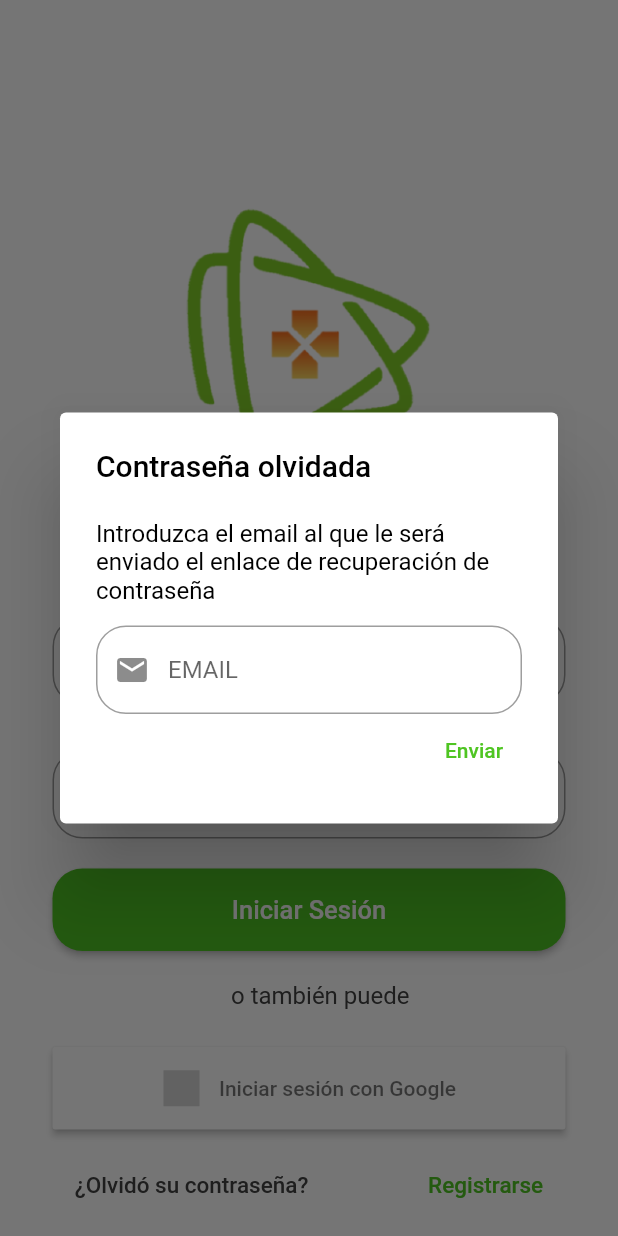
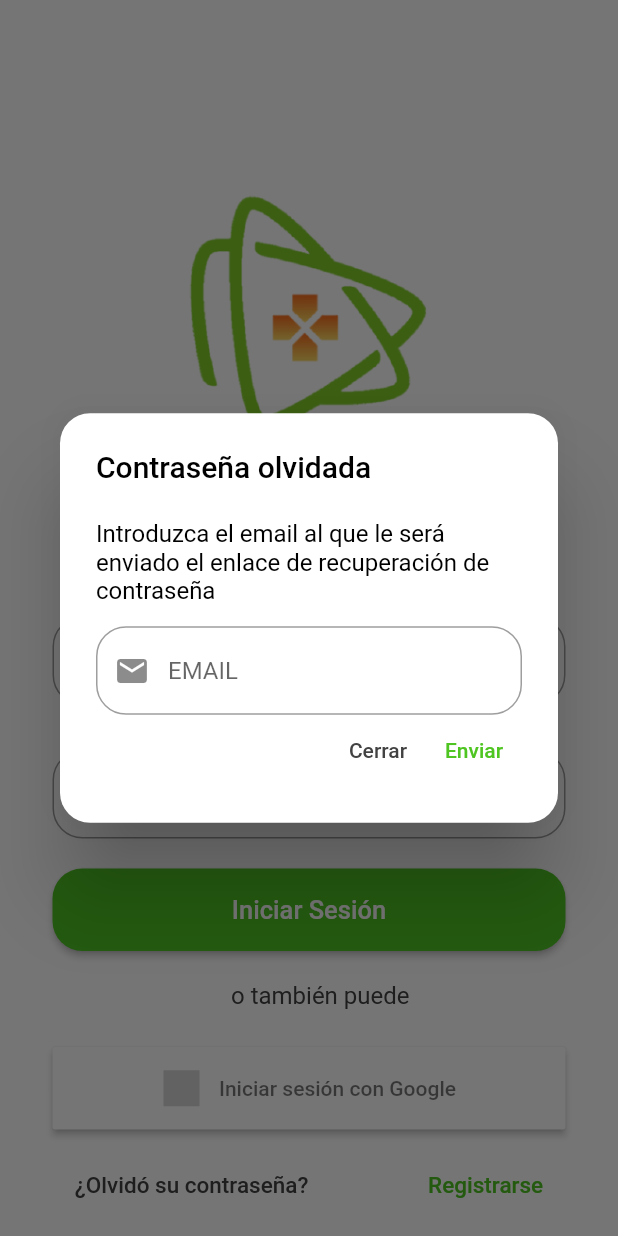
Before and after one commit to danielloroduran/SearchToPlay_TFG, a Flutter app: the LoginPage screen opened directly with empty values, after a tap on "¿Olvidó su contraseña?", on a phone screen of 412 x 824 dp. Run offline on Flutter 3.47's test engine with Material 2 defaults, Android fonts, the phone set to English and light mode, and no system bars; our stand-ins replace auto_size_text, cached_network_image, cloud_firestore, firebase_auth, firebase_core, firebase_storage and 14 more; missing offline and left inert: add_2_calendar, customtogglebuttons, expand_widget, igdb_client, translator; accounts and stored records are empty; project files that could hold a hidden picture were left out.

Commit message:
Fixed some animations

```diff
--- a/lib/secciones/login.dart
+++ b/lib/secciones/login.dart
@@ -8,6 +8,7 @@ import 'package:flutter_signin_button/button_view.dart';
 import 'package:fluttertoast/fluttertoast.dart';
 import 'package:hexcolor/hexcolor.dart';
 import 'package:flutter_signin_button/flutter_signin_button.dart';
+import 'package:flutter_screenutil/flutter_screenutil.dart';
 
 class LoginPage extends StatefulWidget{
 
@@ -20,7 +21,6 @@ class LoginPage extends StatefulWidget{
 
 class _LoginPageState extends State<LoginPage>{
 
-  final GlobalKey<FormState> _formKey = GlobalKey<FormState>();
   TextEditingController _emailController;
   TextEditingController _passwordController;
   User _user;
@@ -45,9 +45,8 @@ class _LoginPageState extends State<LoginPage>{
   Widget build(BuildContext context){
     return SafeArea(
       top: true,
-          child: Form(
-        key: _formKey,
       child: Scaffold(
+        backgroundColor: Theme.of(context).backgroundColor,
         body: new Container(
           color: Theme.of(context).backgroundColor,
           child: Padding(
@@ -56,14 +55,18 @@ class _LoginPageState extends State<LoginPage>{
               reverse: true,
               physics: const NeverScrollableScrollPhysics(),
               children: <Widget>[
+                SizedBox(height: 30.h,),
                 Container(
-                    padding: EdgeInsets.only(left: 15, top: 10, bottom: 0, right: 15),
+                  width: 300,
+                  height: 300,
+                  padding: EdgeInsets.only(left: 20, top: 10, bottom: 0, right: 20),
                   child: Center(
                     child: Theme.of(context).brightness == Brightness.light ? Image.asset('assets/launch_image_light.png') : Image.asset('assets/launch_image_dark.png'),
                   )
                 ),
+                SizedBox(height: 20.h,),
                 Container(
-                    padding: EdgeInsets.fromLTRB(25, 20, 25, 15),
+                  padding: EdgeInsets.fromLTRB(25, 10, 25, 15),
                   child: TextField(
                     controller: _emailController,
                     keyboardType: TextInputType.emailAddress,
@@ -151,6 +154,7 @@ class _LoginPageState extends State<LoginPage>{
                     ) : Center(child: CircularProgressIndicator(),),
                   )
                 ),
+
                 Center(
                   child: Container(
                     padding: EdgeInsets.fromLTRB(25, 10, 10, 10),
@@ -212,7 +216,6 @@ class _LoginPageState extends State<LoginPage>{
             )
           )
         ),
-        )
       ),
     );
   }
@@ -252,9 +255,6 @@ class _LoginPageState extends State<LoginPage>{
   }
 
   void _iniciarSesion() async {
-    final formState = _formKey.currentState;
-    if(formState.validate()){
-      formState.save();
     try{
       _user = await widget.us.signInEmail(_emailController.text, _passwordController.text);
       if(_user != null && _user.emailVerified){
@@ -291,7 +291,6 @@ class _LoginPageState extends State<LoginPage>{
           _estaCargando = false;
         });
         break;
-        }
       }
     }
   }
@@ -336,6 +335,9 @@ class _LoginPageState extends State<LoginPage>{
       context: context,
       builder: (BuildContext context){
         return AlertDialog(
+          shape: RoundedRectangleBorder(
+            borderRadius: BorderRadius.all(Radius.circular(20))
+          ),
           title: new Text("Email sin verificar",
             style: TextStyle(
               fontWeight: FontWeight.w500,
@@ -353,7 +355,7 @@ class _LoginPageState extends State<LoginPage>{
                 new TextButton(
                   child: new Text("Cerrar",
                     style: TextStyle(
-                      color: Theme.of(context).textTheme.subtitle2.color,
+                      color: Theme.of(context).textTheme.subtitle1.color,
                     )
                   ),
                   onPressed: (){
@@ -386,14 +388,19 @@ class _LoginPageState extends State<LoginPage>{
         return StatefulBuilder(
           builder: (context, setState){
             return AlertDialog(
+              shape: RoundedRectangleBorder(
+                borderRadius: BorderRadius.all(Radius.circular(20)),
+              ),
               title: new Text("Contraseña olvidada",
                 style: TextStyle(
                   fontWeight: FontWeight.w500,
                   color: Theme.of(context).textTheme.headline1.color,
                 ),
               ),
-              content: new Container(
-                height: _validateEmail ? 207 : 183,
+              content: Column(
+                mainAxisSize: MainAxisSize.min,
+                children: [
+                  new Container(
                     width: 300,
                     child: new Column(
                       children: <Widget>[
@@ -433,10 +440,14 @@ class _LoginPageState extends State<LoginPage>{
                             TextButton(
                               child: new Text("Cerrar",
                                 style: TextStyle(
-                              color: Theme.of(context).textTheme.subtitle2.color,
+                                  color: Theme.of(context).textTheme.subtitle1.color,
                                 ),
                               ),
                               onPressed: (){
+                                setState((){
+                                  _validateEmail = false;
+                                });
+                                print(_validateEmail);
                                 Navigator.pop(context);
                               },
                             ),
@@ -467,6 +478,8 @@ class _LoginPageState extends State<LoginPage>{
                         )
                       ],
                     )
+                  ),
+                ],
               )
             );
           }
--- a/lib/secciones/pantalla_introduccion.dart
+++ b/lib/secciones/pantalla_introduccion.dart
@@ -56,7 +56,7 @@ class _IntroduccionPageState extends State<IntroduccionPage>{
         ),
         PageViewModel(
           title: "Busca y encuentra",
-          body: "¿Dudas con datos de algún juego? Aquí lo resolverás",
+          body: "¿Dudas con los datos de algún juego? Aquí lo resolverás",
           image: Container(
             child: Theme.of(context).brightness == Brightness.dark ? ColorFiltered(
               child: Lottie.asset('assets/lottie/search.json', repeat: true, reverse: true),
@@ -67,7 +67,7 @@ class _IntroduccionPageState extends State<IntroduccionPage>{
         ),
         PageViewModel(
           title: "Guarda y evalúa",
-          body: "Da me gusta, mantén una lista de tus juegos completados y evalúalos",
+          body: "Da me gusta, mantén una lista de tus juegos completados y comparte tu valoración con la comunidad",
           image: Container(
             child: Lottie.asset('assets/lottie/like.json', repeat: true, reverse: true),
           ),
@@ -75,7 +75,7 @@ class _IntroduccionPageState extends State<IntroduccionPage>{
         ),
         PageViewModel(
           title: "Logros",
-          body: "Consigue logros al hacer tareas básicas en la aplicación",
+          body: "Usa la aplicación y rellena tu colección de logros. ¡No te quedes atrás!",
           image: Container(
             width: 270.w,
             height: 270.h,
--- a/lib/secciones/registro.dart
+++ b/lib/secciones/registro.dart
@@ -429,6 +429,9 @@ class _RegistroPageState extends State<RegistroPage>{
       context: context,
       builder: (BuildContext context){
         return AlertDialog(
+          shape: RoundedRectangleBorder(
+            borderRadius: BorderRadius.all(Radius.circular(20)),
+          ),
           title: new Text("Email de verificación enviado",
             style: TextStyle(
               fontWeight: FontWeight.w500,
--- a/lib/servicios/igdb.dart
+++ b/lib/servicios/igdb.dart
@@ -41,11 +41,11 @@ class IGDBService {
   }
 
   void actualizarToken() async {
-    // Nuevo token
+
     _token = await IGDBClient.getOauthToken(_clientId, _clientSecret);
 
     _accessToken = _token.accessToken;
-    // Guardo el token en Firestore
+
     int _fechaExpiracion = ((DateTime.now().millisecondsSinceEpoch ~/ 1000) + _token.expiresIn);
 
     Map<String, dynamic> _tokentoFS = {
```
Also changed, not shown: lib/secciones/busqueda.dart (+19 -5 lines), lib/secciones/inicio.dart (+20 -5 lines), lib/secciones/perfil.dart (+25 -6 lines), lib/secciones/resultados.dart (+19 -5 lines), lib/secciones/verjuego.dart (+68 -29 lines), 2 other files. Lines whose indentation alone changed are shown as unchanged.
